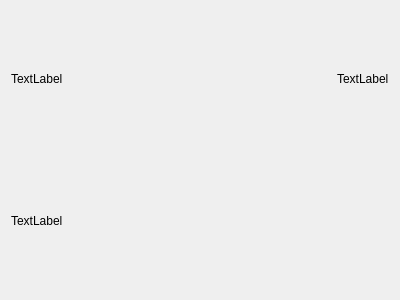
Above: src/stockmonitor/ui/widget/espidetails.ui from anetczuk/stock-monitor before the change. Below: the same form after it.
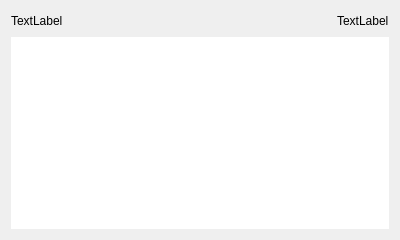
That is the form after the change. Custom widgets are drawn as their Qt base class.

Commit message: Fix displaying multiline text

What changed in the file:
```diff
--- a/src/stockmonitor/ui/widget/espidetails.ui
+++ b/src/stockmonitor/ui/widget/espidetails.ui
@@ -7,7 +7,7 @@
     <x>0</x>
     <y>0</y>
     <width>400</width>
-    <height>300</height>
+    <height>158</height>
    </rect>
   </property>
   <property name="windowTitle">
@@ -46,9 +46,24 @@
     </layout>
    </item>
    <item>
-    <widget class="ElidedLabel" name="title">
-     <property name="text">
-      <string>TextLabel</string>
+    <widget class="QTextEdit" name="title">
+     <property name="sizePolicy">
+      <sizepolicy hsizetype="Expanding" vsizetype="Fixed">
+       <horstretch>0</horstretch>
+       <verstretch>0</verstretch>
+      </sizepolicy>
+     </property>
+     <property name="focusPolicy">
+      <enum>Qt::NoFocus</enum>
+     </property>
+     <property name="frameShape">
+      <enum>QFrame::NoFrame</enum>
+     </property>
+     <property name="verticalScrollBarPolicy">
+      <enum>Qt::ScrollBarAlwaysOff</enum>
+     </property>
+     <property name="textInteractionFlags">
+      <set>Qt::NoTextInteraction</set>
      </property>
     </widget>
    </item>
```
The commit also changes 1 other file.
